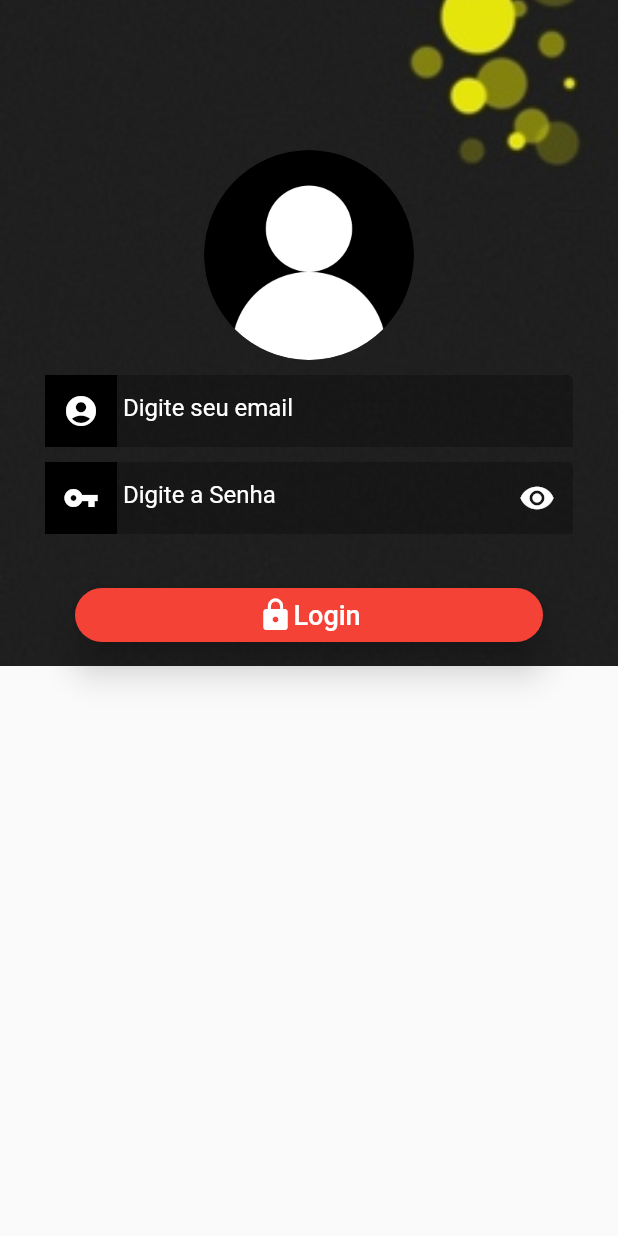
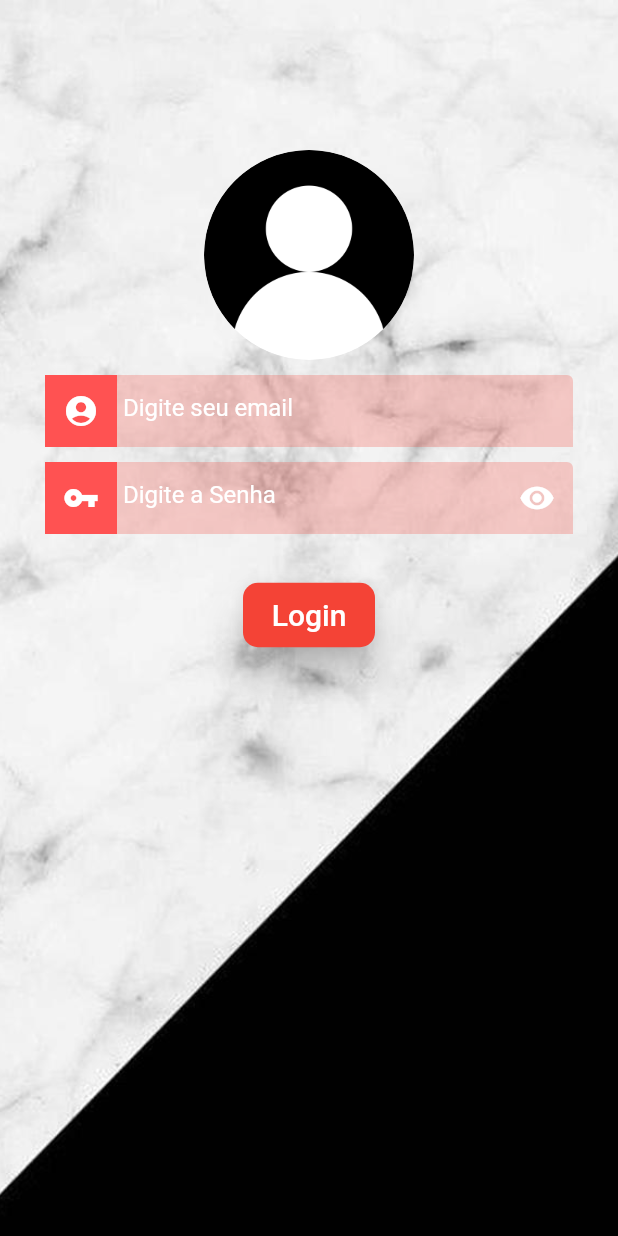
Before and after one commit to ChihYaoYang/ProjetoOrdemService, a Flutter app: the screen it shows after launch, on a phone screen of 412 x 824 dp. Run offline on Flutter 3.47's test engine with Material 2 defaults, Android fonts, the phone set to English and light mode, and no system bars.

Commit message:
create estrutura

```diff
--- a/lib/screen/login.dart
+++ b/lib/screen/login.dart
@@ -1,5 +1,6 @@
 import 'package:flutter/material.dart';
 import 'package:flutter/services.dart';
+import 'package:ordem_services/tabbar.dart';
 
 class LoginPage extends StatefulWidget {
   @override
@@ -22,13 +23,15 @@ class _LoginPageState extends State<LoginPage> {
   @override
   Widget build(BuildContext context) {
     return Scaffold(
-      body: Container(
-        decoration: BoxDecoration(
-          image: DecorationImage(
-              image: AssetImage("assets/teste.jpg"), fit: BoxFit.cover)
-          ,
+      resizeToAvoidBottomInset: false,
+      body: Stack(
+        children: <Widget>[
+          Image.asset(
+            "assets/login_image.jpg",
+            fit: BoxFit.cover,
+            height: 1000,
           ),
-        child: SingleChildScrollView(
+          SingleChildScrollView(
             padding: EdgeInsets.fromLTRB(10.0, 100.0, 10.0, 10.0),
             child: Form(
               key: _formkey,
@@ -58,7 +61,7 @@ class _LoginPageState extends State<LoginPage> {
                           borderSide: BorderSide(color: Colors.transparent),
                         ),
                         filled: true,
-                      fillColor: Colors.black54.withOpacity(0.25),
+                        fillColor: Colors.red.withOpacity(0.25),
                         hintText: " Digite seu email",
                         hintStyle: TextStyle(color: Colors.white),
                         prefixIcon: Container(
@@ -66,7 +69,7 @@ class _LoginPageState extends State<LoginPage> {
                             Icons.account_circle,
                             color: Colors.white,
                           ),
-                        color: Colors.black,
+                          color: Colors.redAccent,
                         ),
                       ),
                       controller: _emailController,
@@ -89,7 +92,7 @@ class _LoginPageState extends State<LoginPage> {
                           borderSide: BorderSide(color: Colors.transparent),
                         ),
                         filled: true,
-                      fillColor: Colors.black54.withOpacity(0.25),
+                        fillColor: Colors.red.withOpacity(0.25),
                         hintText: " Digite a Senha",
                         hintStyle: TextStyle(color: Colors.white),
                         prefixIcon: Container(
@@ -97,7 +100,7 @@ class _LoginPageState extends State<LoginPage> {
                             Icons.vpn_key,
                             color: Colors.white,
                           ),
-                        color: Colors.black,
+                          color: Colors.redAccent,
                         ),
                         suffixIcon: Container(
                           child: IconButton(
@@ -125,35 +128,36 @@ class _LoginPageState extends State<LoginPage> {
                     ),
                   ),
                   SizedBox(height: 30),
-                new Container(
-                  margin: EdgeInsets.only(left: 40.0, right: 40.0),
-                  child: RaisedButton(
-                    shape: new RoundedRectangleBorder(
-                        borderRadius: new BorderRadius.circular(20.0),
-                        side: BorderSide(color: Colors.transparent)),
-                    child: Row(
+                  Row(
                     crossAxisAlignment: CrossAxisAlignment.center,
                     mainAxisAlignment: MainAxisAlignment.center,
                     children: <Widget>[
-                          Icon(Icons.https),
-                          Text(
+                      RaisedButton(
+                        padding: EdgeInsets.all(10),
+                        shape: new RoundedRectangleBorder(
+                            borderRadius: new BorderRadius.circular(10.0),
+                            side: BorderSide(color: Colors.transparent)),
+                        child: Text(
                           "Login",
-                            style: TextStyle(fontSize: 18.0),
+                          style: TextStyle(fontSize: 20.0),
                         ),
-                        ]),
                         color: Colors.red,
                         textColor: Colors.white,
-                    onPressed: () {},
+                        onPressed: () {
+                          Navigator.pushReplacement(
+                              context,
+                              MaterialPageRoute(
+                                  builder: (context) => TabBarMenu()));
+                        },
                         elevation: 10,
-                  ),
+                      )
+                    ],
                   ),
                 ],
               ),
             ),
           ),
-//          onWillPop: () {
-//            SystemNavigator.pop();
-//          }
+        ],
       ),
     );
   }
--- a/pubspec.yaml
+++ b/pubspec.yaml
@@ -44,7 +44,7 @@ flutter:
   assets:
     - assets/ic_launcher.png
     - assets/user.png
-    - assets/teste.jpg
+    - assets/login_image.jpg
 
   # An image asset can refer to one or more resolution-specific "variants", see
   # https://flutter.dev/assets-and-images/#resolution-aware.
```
Also changed, not shown: lib/tabbar.dart (+60 -2 lines), lib/tabbar_cliente.dart (added, +45 -0 lines), lib/tabbar_funcionario.dart (added, +45 -0 lines), lib/ui_admin/cliente/cadastro.dart (added, +15 -0 lines), lib/ui_admin/cliente/lista.dart (added, +15 -0 lines), lib/ui_admin/funcionario/cadastro.dart (added, +15 -0 lines), lib/ui_admin/funcionario/lista.dart (added, +15 -0 lines), lib/ui_admin/pedido/home.dart (renamed from lib/ui_admin/home.dart, +4 -3 lines), lib/utils/menu.dart (+65 -10 lines), assets/login_image.jpg (added), assets/teste.jpg (deleted), lib/ui_admin/pedido/cadastro.dart (renamed from lib/ui_admin/cadastro.dart). Lines whose indentation alone changed are shown as unchanged.
